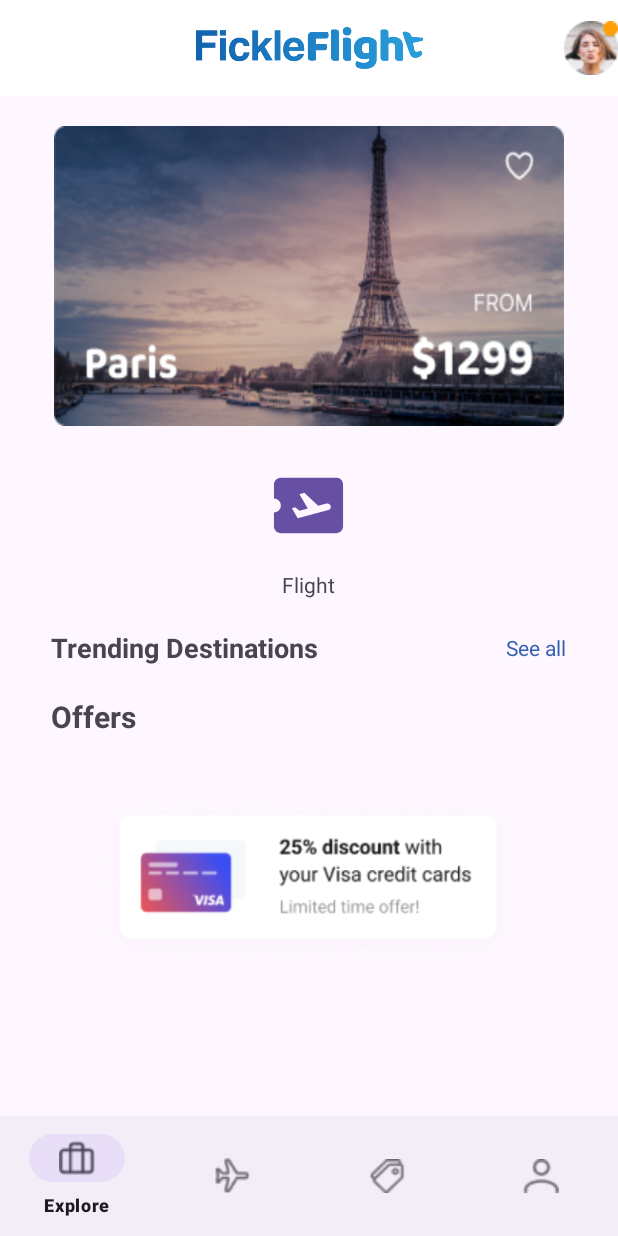
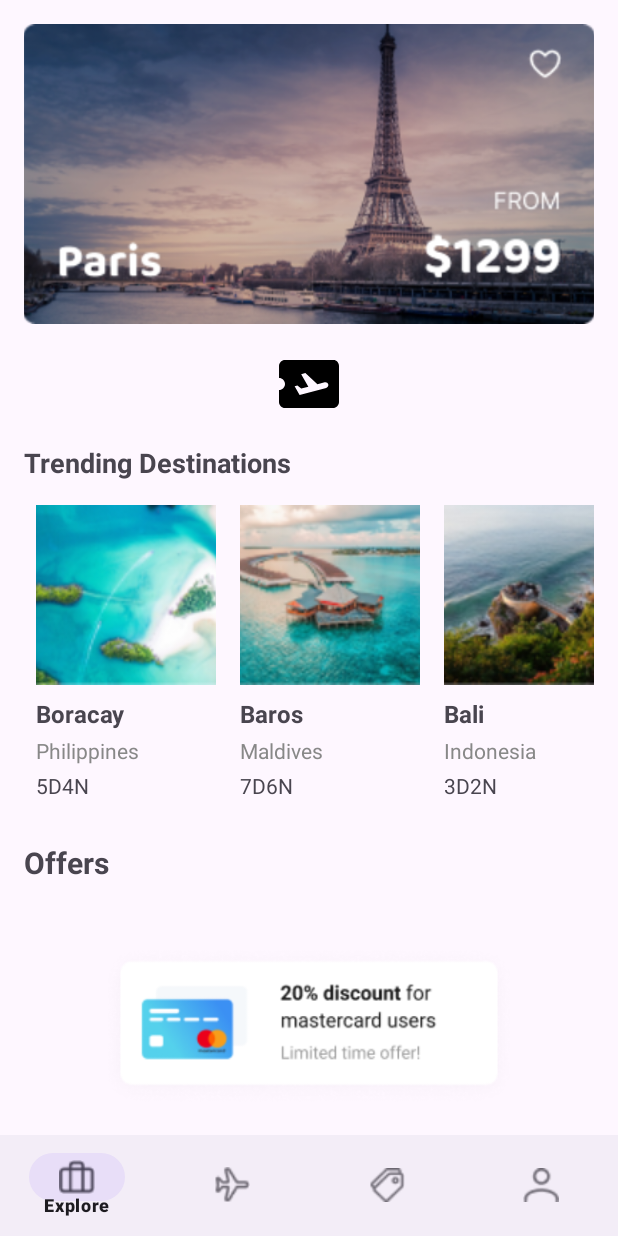
Before and after one commit to Aguscai710/Parcial-TP3, an Android app: the screen it shows after launch (MainActivity), on a phone screen of 412 x 824 dp. Run offline under Robolectric (Android 15) with nearby library versions, the phone set to English and light mode, and no system bars.

Commit message:
Se modifico el explore y se saco la navGraph del splash

```diff
--- /dev/null
+++ b/app/src/main/java/com/example/parcial/ui/Adapters/DestinationsExploreAdapter.kt
@@ -0,0 +1,38 @@
+package com.example.parcial.ui.Adapters
+
+import android.view.LayoutInflater
+import android.view.View
+import android.view.ViewGroup
+import android.widget.ImageView
+import android.widget.TextView
+import androidx.recyclerview.widget.RecyclerView
+import com.example.parcial.ui.Entidades.DestinosExplore
+import com.example.parcial.R
+class DestinationsExploreAdapter(private val destinations: List<DestinosExplore>) :
+    RecyclerView.Adapter<DestinationsExploreAdapter.DestinationViewHolder>() {
+
+    inner class DestinationViewHolder(itemView: View) : RecyclerView.ViewHolder(itemView) {
+        val nombreTextView: TextView = itemView.findViewById(R.id.nombre_explore)
+        val lugarTextView: TextView = itemView.findViewById(R.id.lugar_explore)
+        val duracionTextView: TextView = itemView.findViewById(R.id.duracion_explore)
+        val imagenView: ImageView = itemView.findViewById(R.id.imagen_explore)
+    }
+
+    override fun onCreateViewHolder(parent: ViewGroup, viewType: Int): DestinationViewHolder {
+        val view = LayoutInflater.from(parent.context)
+            .inflate(R.layout.destinos_explore, parent, false)
+        return DestinationViewHolder(view)
+    }
+
+    override fun onBindViewHolder(holder: DestinationViewHolder, position: Int) {
+        val destination = destinations[position]
+        holder.nombreTextView.text = destination.nombre
+        holder.lugarTextView.text = destination.lugar
+        holder.duracionTextView.text = destination.duracion
+        holder.imagenView.setImageResource(destination.imagen)
+    }
+
+    override fun getItemCount(): Int {
+        return destinations.size
+    }
+}
--- /dev/null
+++ b/app/src/main/java/com/example/parcial/ui/Entidades/DestinosExplore.kt
@@ -0,0 +1,8 @@
+package com.example.parcial.ui.Entidades
+
+data class DestinosExplore(
+    val nombre: String,
+    val lugar: String,
+    val duracion: String,
+    val imagen: Int
+)
--- a/app/src/main/java/com/example/parcial/ui/explore/ExploreFragment.kt
+++ b/app/src/main/java/com/example/parcial/ui/explore/ExploreFragment.kt
@@ -6,9 +6,18 @@ import androidx.fragment.app.Fragment
 import android.view.LayoutInflater
 import android.view.View
 import android.view.ViewGroup
+import androidx.recyclerview.widget.LinearLayoutManager
+import androidx.recyclerview.widget.RecyclerView
 import com.example.parcial.databinding.FragmentExploreBinding
+import com.example.parcial.ui.Adapters.DestinationsExploreAdapter
+import com.example.parcial.ui.Entidades.DestinosExplore
+import com.example.parcial.R
 
 class ExploreFragment : Fragment() {
+
+
+    private lateinit var DestinosRecyclerView: RecyclerView
+    private lateinit var DestinosAdapter: DestinationsExploreAdapter
 
     private var _binding: FragmentExploreBinding? = null
     private val binding get() = _binding!!
@@ -30,6 +39,15 @@ class ExploreFragment : Fragment() {
         savedInstanceState: Bundle?
     ): View {
         _binding = FragmentExploreBinding.inflate(inflater, container, false)
+
+        DestinosRecyclerView = _binding!!.trendingDestinations
+        DestinosRecyclerView.layoutManager = LinearLayoutManager(context, LinearLayoutManager.HORIZONTAL, false)
+        DestinosAdapter = DestinationsExploreAdapter(obtenerDestinos())
+        DestinosRecyclerView.adapter = DestinosAdapter
+
+
+
+
         return binding.root
     }
 
@@ -37,4 +55,12 @@ class ExploreFragment : Fragment() {
         super.onDestroyView()
         _binding = null
     }
+    private fun obtenerDestinos(): List<DestinosExplore> {
+        return listOf(
+            DestinosExplore("Boracay", "Philippines", "5D4N", R.drawable.boracay),
+            DestinosExplore("Baros", "Maldives", "7D6N", R.drawable.baros),
+            DestinosExplore("Bali", "Indonesia", "3D2N", R.drawable.bali),
+            DestinosExplore("Palawan", "Philippines", "3D2N", R.drawable.palawan)
+        )
+    }
 }
--- a/app/src/main/java/com/example/parcial/ui/results/ResultsFragment.kt
+++ b/app/src/main/java/com/example/parcial/ui/results/ResultsFragment.kt
@@ -8,9 +8,9 @@ import android.view.View
 import android.view.ViewGroup
 import androidx.recyclerview.widget.LinearLayoutManager
 import com.example.parcial.R
-import com.example.parcial.adapters.FlightAdapter
+// import com.example.parcial.adapters.FlightAdapter
 import com.example.parcial.databinding.FragmentResultsBinding
-import com.example.parcial.model.FlightResponse
+//import com.example.parcial.model.FlightResponse
 
 class ResultsFragment : Fragment() {
     private var _binding: FragmentResultsBinding? = null
@@ -27,10 +27,10 @@ class ResultsFragment : Fragment() {
     override fun onViewCreated(view: View, savedInstanceState: Bundle?) {
         super.onViewCreated(view, savedInstanceState)
 
-        val flights: List<FlightResponse> = arguments?.getParcelableArrayList<FlightResponse>("flights") ?: emptyList()
+        //val flights: List<FlightResponse> = arguments?.getParcelableArrayList<FlightResponse>("flights") ?: emptyList()
 
-        val flightAdapter = FlightAdapter(flights)
-        binding.recyclerView.adapter = flightAdapter
+        //val flightAdapter = FlightAdapter(flights)
+        //binding.recyclerView.adapter = flightAdapter
         binding.recyclerView.layoutManager = LinearLayoutManager(context)
     }
 
--- a/app/src/main/java/com/example/parcial/ui/search/SearchFragment.kt
+++ b/app/src/main/java/com/example/parcial/ui/search/SearchFragment.kt
@@ -9,7 +9,7 @@ import android.view.ViewGroup
 import android.widget.Button
 import androidx.lifecycle.lifecycleScope
 import com.example.parcial.R
-import com.example.parcial.data.remote.RepositoryImpl
+//import com.example.parcial.data.remote.RepositoryImpl
 import com.example.parcial.databinding.FragmentSearchBinding
 import com.example.parcial.ui.results.ResultsFragment
 import kotlinx.coroutines.launch
@@ -41,12 +41,12 @@ class SearchFragment : Fragment() {
         super.onViewCreated(view, savedInstanceState)
 
         binding.btnSearch.setOnClickListener {
-            val repository = RepositoryImpl()
+            //val repository = RepositoryImpl()
             lifecycleScope.launch {
-                val flights = repository.getFlights()
+                //val flights = repository.getFlights()
                 val resultsFragment = ResultsFragment()
                 val bundle = Bundle()
-                bundle.putParcelableArrayList("flights", ArrayList(flights))
+               // bundle.putParcelableArrayList("flights", ArrayList(flights))
                 resultsFragment.arguments = bundle
 
                 // Navigate to ResultsFragment
--- a/app/src/main/java/com/example/parcial/ui/splash/SplashFragment.kt
+++ b/app/src/main/java/com/example/parcial/ui/splash/SplashFragment.kt
@@ -11,6 +11,8 @@ import androidx.lifecycle.Observer
 import com.example.parcial.R
 import com.example.parcial.databinding.FragmentSplashBinding
 import com.example.parcial.ui.explore.ExploreFragment
+import com.example.parcial.ui.main.MainActivity
+import com.google.android.material.bottomnavigation.BottomNavigationView
 
 class SplashFragment : Fragment() {
 
@@ -56,4 +58,14 @@ class SplashFragment : Fragment() {
         super.onDestroyView()
         _binding = null
     }
+
+    override fun onResume() {
+        super.onResume()
+        (activity as? MainActivity)?.findViewById<BottomNavigationView>(R.id.bottomNavigationView)?.visibility = View.GONE
+    }
+    override fun onPause() {
+        super.onPause()
+        // Mostrar BottomNavigationView cuando se pausa el fragmento
+        (activity as? MainActivity)?.findViewById<BottomNavigationView>(R.id.bottomNavigationView)?.visibility = View.VISIBLE
+    }
 }
--- a/app/src/main/java/com/example/parcial/ui/splash/SplashViewModel.kt
+++ b/app/src/main/java/com/example/parcial/ui/splash/SplashViewModel.kt
@@ -14,7 +14,7 @@ class SplashViewModel : ViewModel() {
 
     init {
         viewModelScope.launch {
-            delay(5000) // Delay for 5 seconds
+            delay(3000) // Delay for 5 seconds
             _navigateToMain.value = true
         }
     }
--- a/app/src/main/res/layout/activity_main.xml
+++ b/app/src/main/res/layout/activity_main.xml
@@ -12,7 +12,7 @@
     <com.google.android.material.bottomnavigation.BottomNavigationView
         android:id="@+id/bottomNavigationView"
         android:layout_width="0dp"
-        android:layout_height="wrap_content"
+        android:layout_height="67dp"
         app:layout_constraintBottom_toBottomOf="parent"
         app:layout_constraintEnd_toEndOf="parent"
         app:layout_constraintHorizontal_bias="0.0"
--- /dev/null
+++ b/app/src/main/res/layout/destinos_explore.xml
@@ -0,0 +1,36 @@
+<LinearLayout xmlns:android="http://schemas.android.com/apk/res/android"
+    android:layout_width="wrap_content"
+    android:layout_height="wrap_content"
+    android:orientation="vertical"
+    android:padding="8dp">
+
+    <ImageView
+        android:id="@+id/imagen_explore"
+        android:layout_width="120dp"
+        android:layout_height="120dp"
+        android:scaleType="centerCrop" />
+
+    <TextView
+        android:id="@+id/nombre_explore"
+        android:layout_width="wrap_content"
+        android:layout_height="wrap_content"
+        android:textSize="16sp"
+        android:textStyle="bold"
+        android:layout_marginTop="8dp" />
+
+    <TextView
+        android:id="@+id/lugar_explore"
+        android:layout_width="wrap_content"
+        android:layout_height="wrap_content"
+        android:textSize="14sp"
+        android:textColor="#888888"
+        android:layout_marginTop="4dp" />
+
+    <TextView
+        android:id="@+id/duracion_explore"
+        android:layout_width="wrap_content"
+        android:layout_height="wrap_content"
+        android:textSize="14sp"
+        android:layout_marginTop="4dp" />
+
+</LinearLayout>
--- a/app/src/main/res/layout/fragment_explore.xml
+++ b/app/src/main/res/layout/fragment_explore.xml
@@ -1,107 +1,63 @@
 <?xml version="1.0" encoding="utf-8"?>
-<RelativeLayout xmlns:android="http://schemas.android.com/apk/res/android"
+<androidx.constraintlayout.widget.ConstraintLayout
+    xmlns:app="http://schemas.android.com/apk/res-auto"
+    xmlns:android="http://schemas.android.com/apk/res/android"
     xmlns:tools="http://schemas.android.com/tools"
     android:layout_width="match_parent"
     android:layout_height="match_parent"
     tools:context=".ui.explore.ExploreFragment">
 
-    <androidx.appcompat.widget.Toolbar
-        android:id="@+id/toolbarOffer"
+    <ScrollView
         android:layout_width="match_parent"
-        android:layout_height="?attr/actionBarSize"
-        android:background="@color/white"
-        android:elevation="4dp"
-        android:theme="@style/ThemeOverlay.AppCompat.Dark.ActionBar">
-
-
-        <ImageView
-            android:id="@+id/logoFlicke"
-            android:layout_width="180dp"
-            android:layout_height="28dp"
-            android:layout_gravity="center"
-            android:background="@color/white"
-            android:src="@drawable/logoexplore"/>
-        <ImageView
-            android:id="@+id/profileExplore"
-            android:layout_width="36dp"
-            android:layout_height="36dp"
-            android:layout_gravity="end"
-            android:background="@color/white"
-            android:src="@drawable/profileexplore"/>
-    </androidx.appcompat.widget.Toolbar>
-
-    <FrameLayout
-        android:id="@+id/containerExplore"
-        android:background="@drawable/pariscard"
-        android:layout_width="340dp"
-        android:layout_height="200dp"
-        android:layout_centerInParent="true"
-        android:layout_below="@id/toolbarOffer"
-        android:layout_marginTop="20dp">
+        android:layout_height="0dp"
+        app:layout_constraintBottom_toBottomOf="parent">
 
         <LinearLayout
             android:layout_width="match_parent"
-            android:layout_height="match_parent"
-            android:orientation="vertical">
+            android:layout_height="wrap_content"
+            android:orientation="vertical"
+            android:padding="16dp">
 
 
-        </LinearLayout>
+            <RelativeLayout
+                android:layout_width="match_parent"
+                android:layout_height="wrap_content">
 
-    </FrameLayout>
 
-    <FrameLayout
-        android:id="@+id/containerExplore2"
-        android:layout_width="343dp"
-        android:layout_height="461dp"
-        android:layout_centerInParent="true"
-        android:layout_below="@id/containerExplore"
-        android:layout_marginTop="20dp">
+                <ImageView
+                    android:id="@+id/parisExplore"
+                    android:layout_width="match_parent"
+                    android:layout_height="200dp"
+                    android:contentDescription="Image of Paris"
+                    android:scaleType="centerCrop"
+                    android:src="@drawable/pariscard" />
 
-        <LinearLayout
-            android:layout_width="match_parent"
-            android:layout_height="match_parent"
-            android:orientation="vertical">
+            </RelativeLayout>
 
-            <Button
-                android:id="@+id/button"
-                android:layout_width="55dp"
-                android:layout_height="55dp"
+
+            <ImageView
+                android:id="@+id/planeExplore"
+                android:layout_width="48dp"
+                android:layout_height="48dp"
                 android:layout_gravity="center"
-                android:layout_marginTop="5dp"
-                android:background="@drawable/baseline_airplane_ticket_24" />
+                android:layout_marginTop="16dp"
+                android:src="@drawable/baseline_airplane_ticket_24" />
+
 
             <TextView
-                android:layout_width="wrap_content"
-                android:layout_height="wrap_content"
-                android:text="Flight"
-                android:layout_marginTop="15dp"
-                android:layout_gravity="center"/>
-
-            <LinearLayout
-                android:layout_marginTop="20dp"
+                android:id="@+id/trending_title"
                 android:layout_width="match_parent"
                 android:layout_height="wrap_content"
-                android:orientation="horizontal">
+                android:layout_marginTop="16dp"
+                android:text="Trending Destinations"
+                android:textSize="18sp"
+                android:textStyle="bold" />
 
-                <TextView
-                    android:layout_width="wrap_content"
-                    android:layout_height="wrap_content"
-                    android:text="Trending Destinations"
-                    android:layout_gravity="start"
-                    android:textSize="18dp"
-                    android:textStyle="bold"
-                    android:layout_weight="1" />
-
-                <TextView
-                    android:layout_width="wrap_content"
-                    android:layout_height="wrap_content"
-                    android:text="See all"
-                    android:textColor="@color/blue"
-                    android:layout_gravity="end|center_vertical"
-                    android:gravity="end"
-                    android:layout_weight="0" />
-
-            </LinearLayout>
+            <androidx.recyclerview.widget.RecyclerView
+                android:id="@+id/trending_destinations"
+                android:layout_width="match_parent"
+                android:layout_height="wrap_content"
+                android:layout_marginTop="8dp" />
 
             <TextView
                 android:layout_marginTop="20dp"
@@ -120,7 +76,8 @@
                 android:autoStart="true"
                 android:inAnimation="@android:anim/slide_in_left"
                 android:outAnimation="@android:anim/slide_out_right"
-                android:orientation="horizontal">
+                android:orientation="horizontal"
+                android:paddingBottom="50dp">
 
                 <ImageView
                     android:layout_width="280dp"
@@ -136,13 +93,10 @@
 
             </ViewFlipper>
 
+        </LinearLayout>
+
+    </ScrollView>
 
 
 
-        </LinearLayout>
-
-    </FrameLayout>
-
-
-
-</RelativeLayout>
+</androidx.constraintlayout.widget.ConstraintLayout>
--- a/app/src/main/res/layout/fragment_splash.xml
+++ b/app/src/main/res/layout/fragment_splash.xml
@@ -5,13 +5,15 @@
     android:layout_height="match_parent"
     tools:context=".ui.splash.SplashFragment">
 
-    <TextView
+    <ImageView
+        android:id="@+id/imageView"
         android:layout_width="match_parent"
-        android:layout_height="wrap_content"
-        android:text="splash"
-        android:textSize="50dp"
+        android:layout_height="match_parent"
+        android:background="#F5F2F2"
+        android:contentDescription="@string/app_name"
+        android:visibility="visible"
+        android:scaleType="fitXY"
+        android:src= "@drawable/splash"
         />
 
-
-
 </FrameLayout>
```
Also changed, not shown: app/src/main/res/drawable/bali.png (added), app/src/main/res/drawable/baros.png (added), app/src/main/res/drawable/boracay.png (added), app/src/main/res/drawable/palawan.png (added), app/src/main/res/drawable/splash.png (added).
